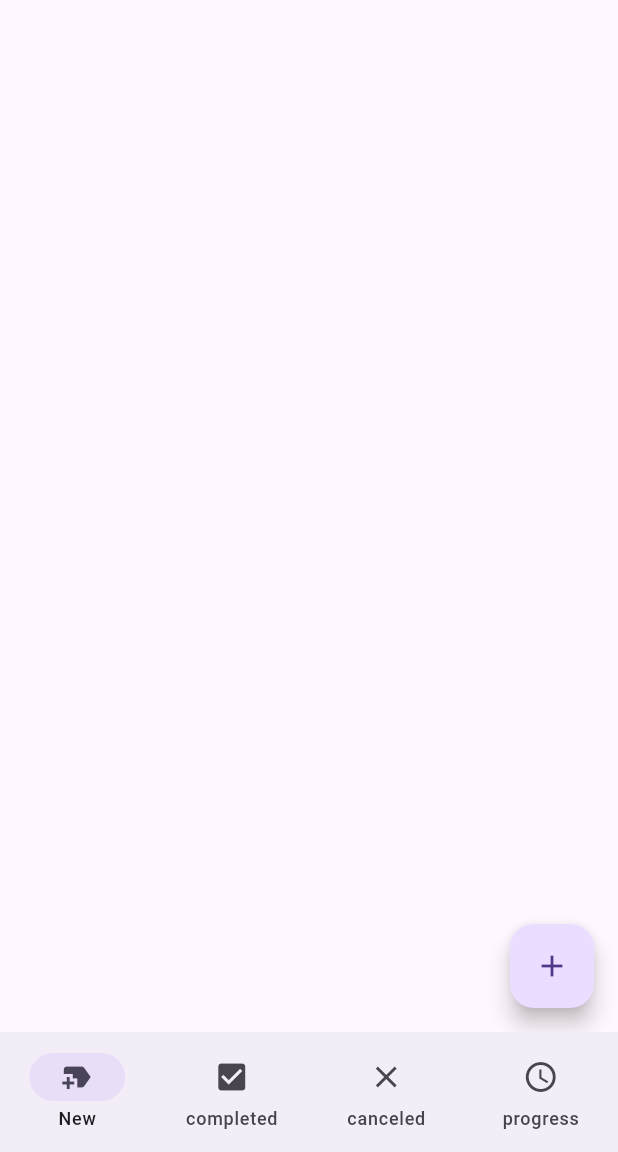
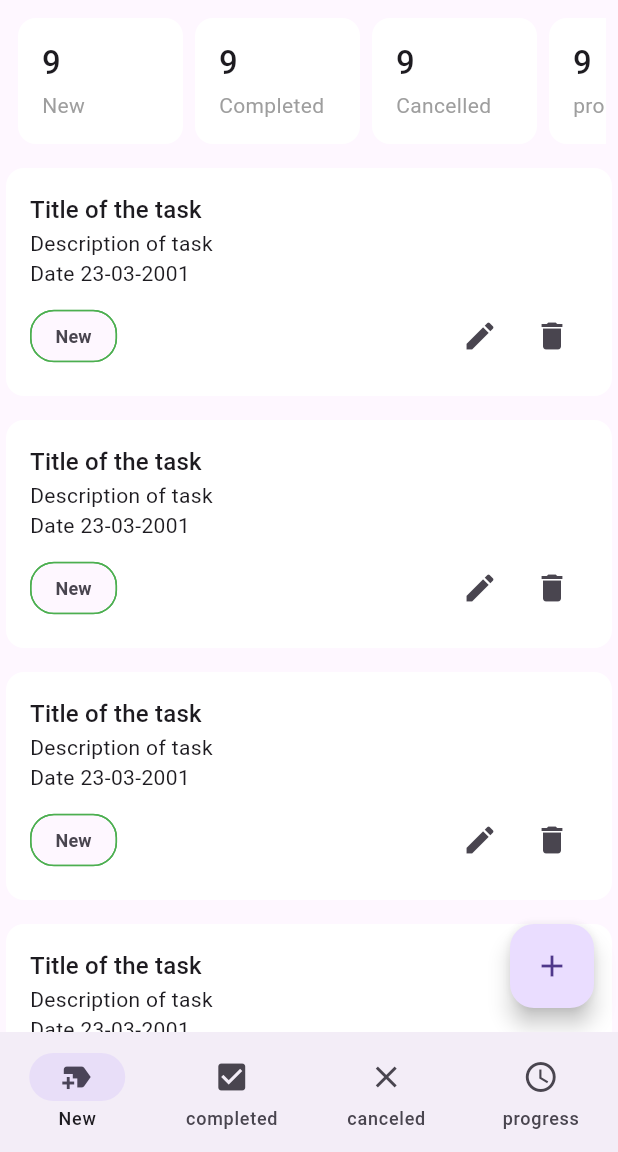
Before and after one commit to mdnaimur2islam/Task_Manager_project, a Flutter app: the main_bottom_navbar screen opened directly, on a phone screen of 412 x 824 dp, the part 84-1236 px from its top. Run offline on Flutter 3.47's test engine with Material 3 defaults, Android fonts, the phone set to English and light mode, and no system bars; our stand-ins replace flutter_svg, pin_code_fields.

```diff
--- a/lib/screens/new_task_screen.dart
+++ b/lib/screens/new_task_screen.dart
@@ -1,5 +1,9 @@
 import 'package:flutter/material.dart';
+import 'package:taskmanager/Utils/app_colors.dart';
 import 'package:taskmanager/screens/add_new_task_screen.dart';
+import 'package:taskmanager/screens/new_task_screen.dart';
+import 'package:taskmanager/widget/TaskCard.dart';
+import 'package:taskmanager/widget/TaskSummaryCard.dart';
 
 class new_task_screen extends StatefulWidget {
   const new_task_screen({super.key});
@@ -12,8 +16,21 @@ class _new_task_screenState extends State<new_task_screen> {
   @override
   Widget build(BuildContext context) {
     return Scaffold(
-      body:Column(
-
+      body: Column(
+        children: [
+          _buildSummarySection(),
+          Expanded(
+            child: ListView.separated(
+              itemBuilder: (context, index) {
+                return const TaskCard();
+              },
+              itemCount: 10,
+              separatorBuilder: (BuildContext context, int index) {
+                return const SizedBox(height: 8);
+              },
+            ),
+          )
+        ],
       ),
       floatingActionButton: FloatingActionButton(
         onPressed: _onTapAddIcon,
@@ -21,9 +38,30 @@ class _new_task_screenState extends State<new_task_screen> {
       ),
     );
   }
-  void _onTapAddIcon(){
-    Navigator.push(context, MaterialPageRoute(builder: (context)=>const add_new_task_screen(),
-    ),
+
+  Widget _buildSummarySection() {
+    return Padding(
+      padding: const EdgeInsets.all(8.0),
+      child: SingleChildScrollView(
+        scrollDirection: Axis.horizontal,
+        child: Row(
+          children: [
+            TaskSummaryCard(title: 'New', count: 09),
+            TaskSummaryCard(title: 'Completed', count: 09),
+            TaskSummaryCard(title: 'Cancelled', count: 09),
+            TaskSummaryCard(title: 'progress', count: 09),
+          ],
+        ),
+      ),
+    );
+  }
+
+  void _onTapAddIcon() {
+    Navigator.push(
+      context,
+      MaterialPageRoute(
+        builder: (context) => const add_new_task_screen(),
+      ),
     );
   }
 }
--- a/lib/widget/TMAppBar.dart
+++ b/lib/widget/TMAppBar.dart
@@ -1,15 +1,26 @@
 import 'package:flutter/material.dart';
 import 'package:taskmanager/Utils/app_colors.dart';
+import 'package:taskmanager/screens/profile_screen.dart';
 import 'package:taskmanager/screens/sing_in_screen.dart';
 
 class TMAppBar extends StatelessWidget implements PreferredSizeWidget {
   const TMAppBar({
     super.key,
+    this.isProfileScreenOpen=false,
   });
-
+  final bool isProfileScreenOpen;
   @override
   Widget build(BuildContext context) {
-    return AppBar(
+    return GestureDetector(
+      onTap: (){
+        if(isProfileScreenOpen){
+          return;
+        }
+        Navigator.push(context, MaterialPageRoute(builder: (context)=>profile_screen(),
+        ),
+        );
+      },
+      child: AppBar(
         backgroundColor: AppColors.ThemeColor,
         title: Row(
           children: [
@@ -47,6 +58,7 @@ class TMAppBar extends StatelessWidget implements PreferredSizeWidget {
                 icon: const Icon(Icons.logout))
           ],
         ),
+      ),
     );
   }
 
--- /dev/null
+++ b/lib/widget/TaskCard.dart
@@ -0,0 +1,113 @@
+import 'package:flutter/material.dart';
+import 'package:taskmanager/Utils/app_colors.dart';
+
+class TaskCard extends StatefulWidget {
+  const TaskCard({
+    super.key,
+  });
+
+  @override
+  State<TaskCard> createState() => _TaskCardState();
+}
+
+class _TaskCardState extends State<TaskCard> {
+  @override
+  Widget build(BuildContext context) {
+    return Card(
+      color: Colors.white,
+      elevation: 0,
+      child: Padding(
+        padding: const EdgeInsets.all(16),
+        child: Column(
+          crossAxisAlignment: CrossAxisAlignment.start,
+          children: [
+            Text(
+              'Title of the task',
+              style: Theme.of(context)
+                  .textTheme
+                  .titleMedium,
+            ),
+            const Text('Description of task'),
+            const Text('Date 23-03-2001'),
+            const SizedBox(height: 8),
+            Row(
+              mainAxisAlignment: MainAxisAlignment.spaceBetween,
+              crossAxisAlignment: CrossAxisAlignment.center,
+              children: [
+                _buildTaskStatusChip(),
+                Wrap(
+                  children: [
+                    IconButton(onPressed: _onTapEditButton,
+                        icon: const Icon(Icons.edit)
+                    ),
+                    IconButton(onPressed: _onTapDeleteButton,
+                        icon: const Icon(Icons.delete)
+                    ),
+                  ],
+                )
+              ],
+            )
+          ],
+        ),
+      ),
+    );
+  }
+
+  void _onTapEditButton(){
+    showDialog(context: context, builder: (context){
+      return AlertDialog(
+        title: Text('Edit Status'),
+        content: Column(
+          mainAxisSize: MainAxisSize.min,
+          children: [
+            'New','Completed','Cancelled','Progress'
+          ].map((e){
+            return ListTile(
+              onTap: (){
+
+              },
+                title: Text('')
+            );
+          }).toList(),
+        ),
+        actions: [
+          TextButton(onPressed: (){
+            Navigator.pop(context);
+          },
+              child: const Text('cancel')
+          ),
+          TextButton(onPressed: (){}, child: const Text('Okay')),
+
+        ],
+      );
+    }
+    );
+  }
+  void _onTapDeleteButton(){
+    showDialog(context: context, builder: (context){
+      return AlertDialog(
+        title: Text('Delete Status'),
+        actions: [
+          TextButton(onPressed: (){}, child: const Text('cancel')),
+          TextButton(onPressed: (){}, child: const Text('Okay')),
+
+        ],
+      );
+    }
+    );
+  }
+
+  Widget _buildTaskStatusChip() {
+    return Chip(
+                label: Text(
+                  'New',
+                  style: TextStyle(
+                      fontWeight: FontWeight.bold, fontSize: 12),
+                ),
+                shape: RoundedRectangleBorder(
+                    borderRadius: BorderRadius.circular(16)),
+                side:
+                const BorderSide(color: AppColors.ThemeColor),
+              );
+  }
+}
--- /dev/null
+++ b/lib/widget/TaskSummaryCard.dart
@@ -0,0 +1,38 @@
+import 'package:flutter/material.dart';
+
+class TaskSummaryCard extends StatelessWidget {
+  const TaskSummaryCard({
+    super.key, required this.title, required this.count,
+  });
+  final String title;
+  final int count;
+
+  @override
+  Widget build(BuildContext context) {
+    return Card(
+      color: Colors.white,
+      elevation: 0,
+      child: SizedBox(
+        width: 110,
+        child: Padding(
+          padding: const EdgeInsets.all(16),
+          child: Column(
+            crossAxisAlignment: CrossAxisAlignment.start,
+            children: [
+              Text('$count',style: Theme.of(context).textTheme.titleLarge?.copyWith(
+                  fontWeight: FontWeight.w500
+              ),
+              ),
+              SizedBox(height: 4,),
+              FittedBox(//fitted kore rakbe joto tuk jaiga pabe
+                child: Text(title,style: TextStyle(
+                    color: Colors.grey
+                ),),
+              ),
+            ],
+          ),
+        ),
+      ),
+    );
+  }
+}
```
Also changed, not shown: lib/screens/cancelled_task_screen.dart (+9 -2 lines), lib/screens/completed_task_screen.dart (+9 -2 lines), lib/screens/profile_screen.dart (added, +109 -0 lines), lib/screens/progress_task_screen.dart (+9 -2 lines). Lines whose indentation alone changed are shown as unchanged.
